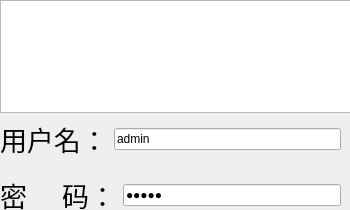
Above: main.ui from VLSMB/Student-DataBase-System-CPP-Qt- before the change. Below: the same form after it.
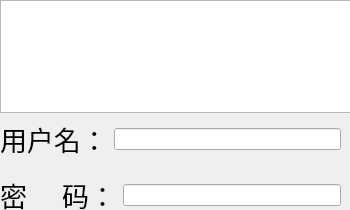
That is the form after the change. Icons and pictures are not drawn.

```diff
--- a/main.ui
+++ b/main.ui
@@ -78,7 +78,7 @@
        <item>
         <widget class="QLineEdit" name="UserEdit">
          <property name="text">
-          <string>admin</string>
+          <string/>
          </property>
         </widget>
        </item>
@@ -134,7 +134,7 @@
        <item>
         <widget class="QLineEdit" name="PassEdit">
          <property name="text">
-          <string>admin</string>
+          <string/>
          </property>
          <property name="echoMode">
           <enum>QLineEdit::Password</enum>
```
